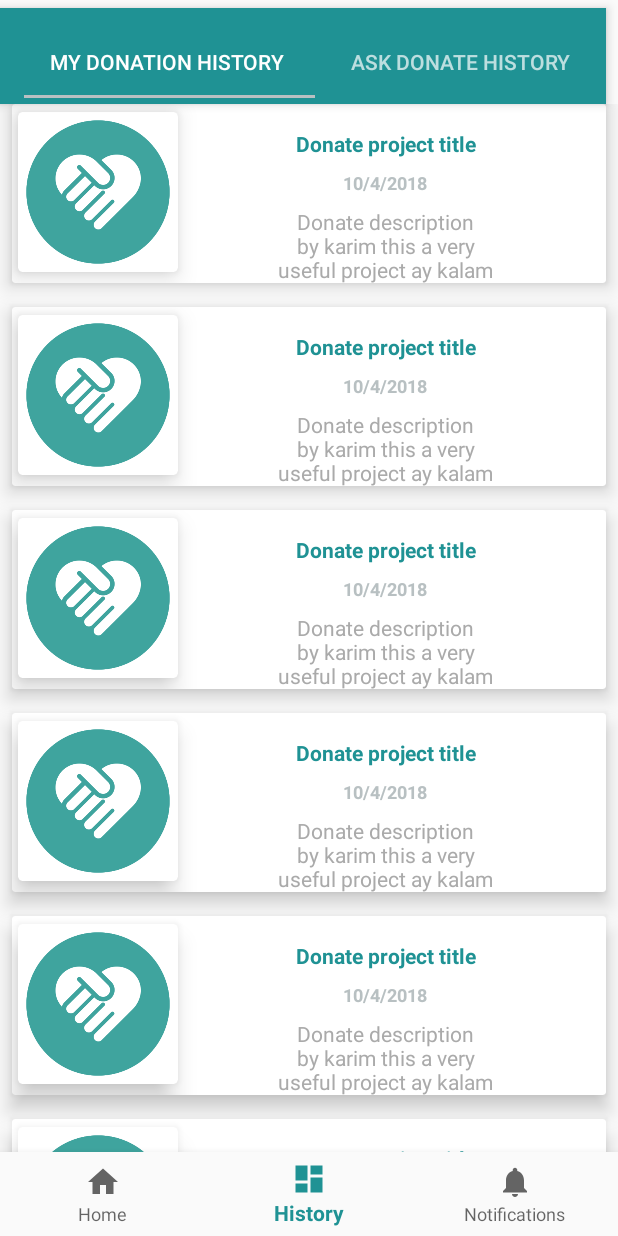
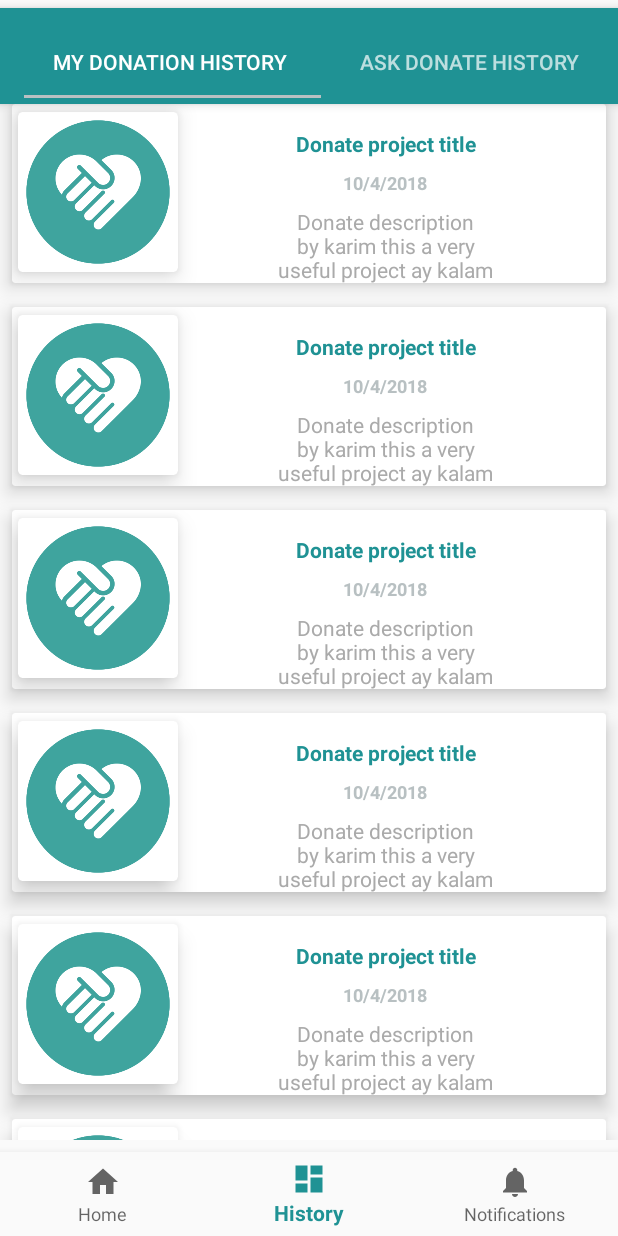
Before and after one commit to KarimElhedaby/Donation, an Android app: the MainActivity screen opened directly, with no data from a screen before it, item 2 of the bottom bar chosen, on a phone screen of 412 x 824 dp. Run offline under Robolectric (Android 15) with nearby library versions, the phone set to English and light mode, and no system bars; our stand-ins replace ButterKnife; pictures from the network do not load.

Commit message:
HIstory design fix bug

```diff
--- a/app/src/main/AndroidManifest.xml
+++ b/app/src/main/AndroidManifest.xml
@@ -19,7 +19,7 @@
             </intent-filter>
         </activity>
         <activity android:name=".ui.LoginActivity"/>
-        <activity android:name=".MainActivity"/>
+        <activity android:name=".ui.MainActivity"/>
         <activity android:name=".ui.RegisterActivity"/>
     </application>
 
--- /dev/null
+++ b/app/src/main/java/donation/solutions/hamza/com/donation/service/ApiEndpointInterface.java
@@ -0,0 +1,6 @@
+package donation.solutions.hamza.com.donation.service;
+
+public interface ApiEndpointInterface {
+
+
+}
--- a/app/src/main/java/donation/solutions/hamza/com/donation/ui/HistoryFragment.java
+++ b/app/src/main/java/donation/solutions/hamza/com/donation/ui/HistoryFragment.java
@@ -15,15 +15,14 @@
 
 import donation.solutions.hamza.com.donation.R;
 
-/**
- * A simple {@link Fragment} subclass.
- */
 public class HistoryFragment extends Fragment {
 
     private SectionsPagerAdapter mSectionsPagerAdapter;
 
     private ViewPager mViewPager;
 
+
+    private Fragment currentFragment = null;
 
     public HistoryFragment() {
         // Required empty public constructor
@@ -43,13 +42,13 @@
         Toolbar toolbar = view.findViewById(R.id.toolbar);
         ((AppCompatActivity) getActivity()).setSupportActionBar(toolbar);
 
-        mSectionsPagerAdapter = new SectionsPagerAdapter(getActivity().getSupportFragmentManager());
+        mSectionsPagerAdapter = new SectionsPagerAdapter(getChildFragmentManager());
 
         mViewPager = view.findViewById(R.id.historycontainer);
 
         mViewPager.setAdapter(mSectionsPagerAdapter);
 
-        TabLayout tabLayout = (TabLayout) view.findViewById(R.id.tabs);
+        TabLayout tabLayout = view.findViewById(R.id.tabs);
 
         tabLayout.setupWithViewPager(mViewPager);
 
@@ -93,4 +92,6 @@
             return null;
         }
     }
+
+
 }
--- a/app/src/main/java/donation/solutions/hamza/com/donation/ui/LoginActivity.java
+++ b/app/src/main/java/donation/solutions/hamza/com/donation/ui/LoginActivity.java
@@ -13,7 +13,6 @@
 import butterknife.BindView;
 import butterknife.ButterKnife;
 import butterknife.OnClick;
-import donation.solutions.hamza.com.donation.MainActivity;
 import donation.solutions.hamza.com.donation.R;
 
 
--- a/app/src/main/java/donation/solutions/hamza/com/donation/MainActivity.java
+++ b/app/src/main/java/donation/solutions/hamza/com/donation/ui/MainActivity.java
@@ -1,11 +1,13 @@
-package donation.solutions.hamza.com.donation;
+package donation.solutions.hamza.com.donation.ui;
 
 import android.os.Bundle;
 import android.support.annotation.NonNull;
 import android.support.design.widget.BottomNavigationView;
 import android.support.v7.app.AppCompatActivity;
 import android.view.MenuItem;
+import android.widget.TextView;
 
+import donation.solutions.hamza.com.donation.R;
 import donation.solutions.hamza.com.donation.ui.DonateProjectFragment;
 import donation.solutions.hamza.com.donation.ui.HistoryFragment;
 import donation.solutions.hamza.com.donation.ui.NotificationFragment;
--- a/app/src/main/java/donation/solutions/hamza/com/donation/ui/MyDonateHistoryFragment.java
+++ b/app/src/main/java/donation/solutions/hamza/com/donation/ui/MyDonateHistoryFragment.java
@@ -26,7 +26,6 @@
 
     public static MyDonateHistoryFragment newInstance() {
         MyDonateHistoryFragment fragment = new MyDonateHistoryFragment();
-
         return fragment;
     }
 
--- a/app/src/main/res/layout/activity_main.xml
+++ b/app/src/main/res/layout/activity_main.xml
@@ -5,12 +5,13 @@
     android:id="@+id/container"
     android:layout_width="match_parent"
     android:layout_height="match_parent"
-    tools:context=".MainActivity">
+    tools:context=".ui.MainActivity">
 
     <FrameLayout
         android:id="@+id/cointaner"
-        android:layout_width="wrap_content"
-        android:layout_height="wrap_content">
+        android:layout_width="match_parent"
+        android:layout_height="match_parent"
+        android:layout_marginBottom="64dp">
 
     </FrameLayout>
 
```
Also changed, not shown: app/src/main/java/donation/solutions/hamza/com/donation/service/ApiClient.java (added, +34 -0 lines), app/src/main/java/donation/solutions/hamza/com/donation/utils/Utilities.java (added, +63 -0 lines), app/src/main/res/layout/fragment_donate_project.xml (+2 -6 lines).
